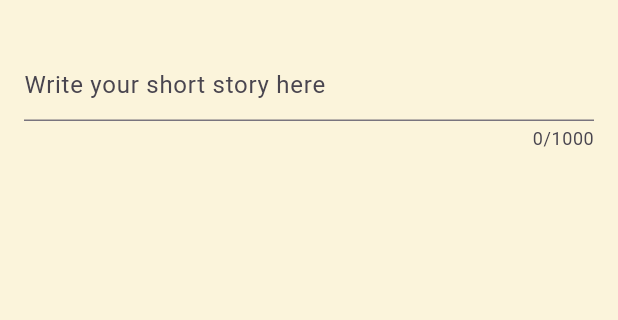
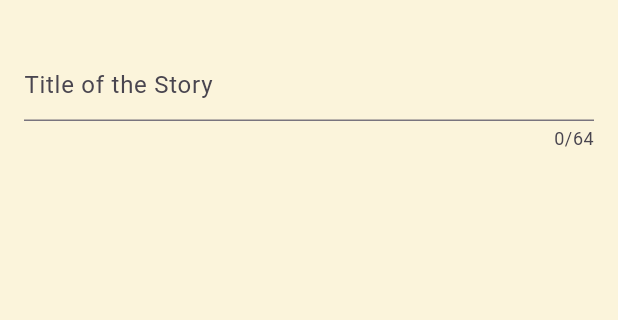
Before and after one commit to vyshnavsreeshan/storyai, a Flutter app: the AddStoryScreen screen opened directly, on a phone screen of 412 x 824 dp, the part 59-379 px from its top. Run offline on Flutter 3.47's test engine with Material 3 defaults, Android fonts, the phone set to English and light mode, and no system bars; our stand-ins replace animated_text_kit, audioplayers, cloud_firestore, file_picker, firebase_auth, firebase_core and 7 more; missing offline and left inert: maps_launcher; accounts and stored records are empty; network calls fail.

Commit message:
title of story and ui changes in post and book card

```diff
--- a/lib/models/StoryModel.dart
+++ b/lib/models/StoryModel.dart
@@ -7,6 +7,7 @@ class StoryModel {
   final String name;
   final String? audioUrl;
   final DateTime createdAt;
+  final String title;
 
   StoryModel({
     required this.documentSnapshot,
@@ -15,5 +16,6 @@ class StoryModel {
     required this.name,
     this.audioUrl,
     required this.createdAt,
+    required this.title,
   });
 }
--- a/lib/screens/addBookOrPost/addStoryScreen.dart
+++ b/lib/screens/addBookOrPost/addStoryScreen.dart
@@ -12,6 +12,7 @@ class Story {
   final String name;
   final String? audioUrl;
   final DateTime createdAt;
+  final String title;
 
   Story({
     required this.story,
@@ -19,6 +20,7 @@ class Story {
     required this.name,
     this.audioUrl,
     required this.createdAt,
+    required this.title,
   });
 
   Map<String, dynamic> toMap() {
@@ -26,6 +28,7 @@ class Story {
       'story': story,
       'genres': genres,
       'audioUrl': audioUrl,
+      'title': title
     };
   }
 }
@@ -39,6 +42,7 @@ class AddStoryScreen extends StatefulWidget {
 
 class _AddStoryScreenState extends State<AddStoryScreen> {
   TextEditingController _textEditingController = TextEditingController();
+  TextEditingController _titleEditingController = TextEditingController();
   TextEditingController _typeEditingController = TextEditingController();
   bool _storyEntered = false;
   bool _typeEntered = false;
@@ -48,6 +52,7 @@ class _AddStoryScreenState extends State<AddStoryScreen> {
   File? _audioFile;
   bool _isUploading = false;
   bool _isUploaded = false;
+  bool _titleEntered = false;
 
   final List<String> availableGenres = [
     'Adventure',
@@ -74,6 +79,7 @@ class _AddStoryScreenState extends State<AddStoryScreen> {
           name: name,
           audioUrl: '',
           createdAt: DateTime.now(),
+          title: _titleEditingController.text,
         );
 
         try {
@@ -99,6 +105,7 @@ class _AddStoryScreenState extends State<AddStoryScreen> {
           _textEditingController.clear();
           _selectedGenres.clear();
           _storyEntered = false;
+          _titleEntered = false;
 
           // Navigate to the previous screen after upload
           Navigator.pop(context);
@@ -201,9 +208,9 @@ class _AddStoryScreenState extends State<AddStoryScreen> {
             crossAxisAlignment: CrossAxisAlignment.start,
             children: [
               TextField(
-                controller: _textEditingController,
+                controller: _titleEditingController,
                 decoration: InputDecoration(
-                  hintText: 'Write your short story here',
+                  hintText: 'Title of the Story',
                   focusedBorder: UnderlineInputBorder(
                     borderSide: BorderSide(
                       color: Colors.black,
@@ -211,13 +218,34 @@ class _AddStoryScreenState extends State<AddStoryScreen> {
                   ),
                 ),
                 maxLines: null,
-                maxLength: 1000,
+                maxLength: 64,
                 onChanged: (text) {
                   setState(() {
-                    _storyEntered = text.isNotEmpty;
+                    _titleEntered = text.isNotEmpty;
                   });
                 },
               ),
+              SizedBox(height: 20),
+              _titleEntered
+                  ? TextField(
+                      controller: _textEditingController,
+                      decoration: InputDecoration(
+                        hintText: 'Write your short story here',
+                        focusedBorder: UnderlineInputBorder(
+                          borderSide: BorderSide(
+                            color: Colors.black,
+                          ),
+                        ),
+                      ),
+                      maxLines: null,
+                      maxLength: 1000,
+                      onChanged: (text) {
+                        setState(() {
+                          _storyEntered = text.isNotEmpty;
+                        });
+                      },
+                    )
+                  : SizedBox(),
               SizedBox(height: 20),
               _storyEntered
                   ? Column(
--- a/lib/services/firestoreServices.dart
+++ b/lib/services/firestoreServices.dart
@@ -120,6 +120,7 @@ class FirestoreService {
                 name: doc['username'],
                 audioUrl: doc['audioUrl'],
                 createdAt: (doc['createdAt'] as Timestamp).toDate(),
+                title: doc['title'],
               ))
           .toList();
 
```
Also changed, not shown: lib/components/StoryCard.dart (+10 -1 lines), lib/components/bookCard.dart (+11 -5 lines), lib/components/postCard.dart (+25 -32 lines).
